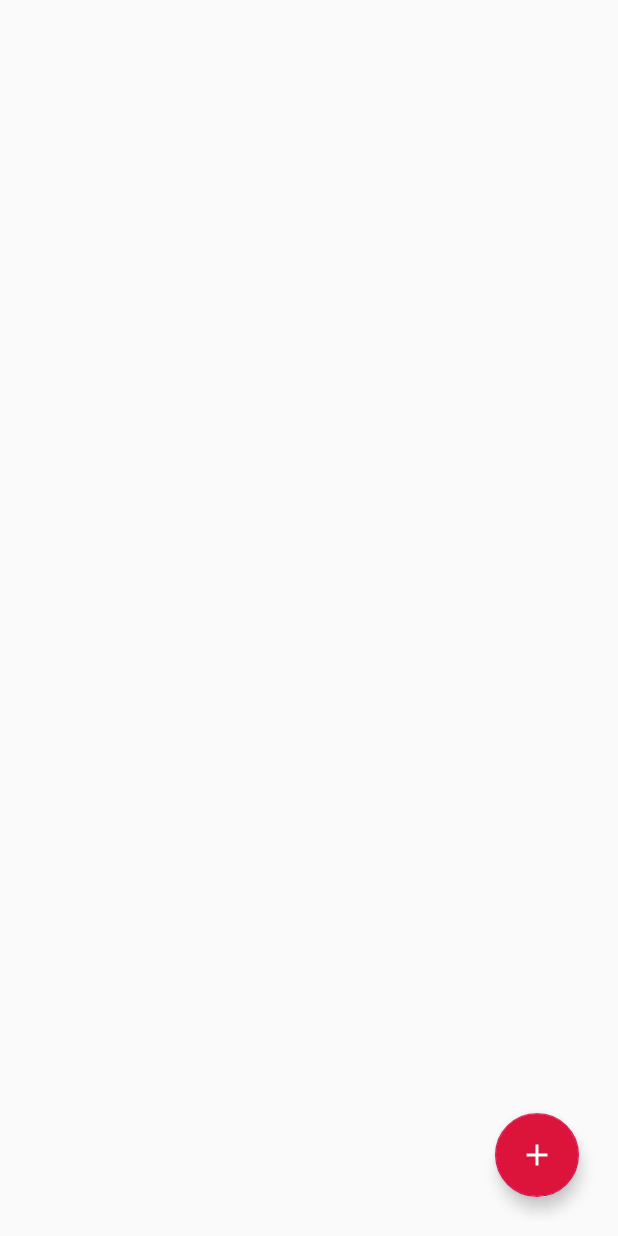
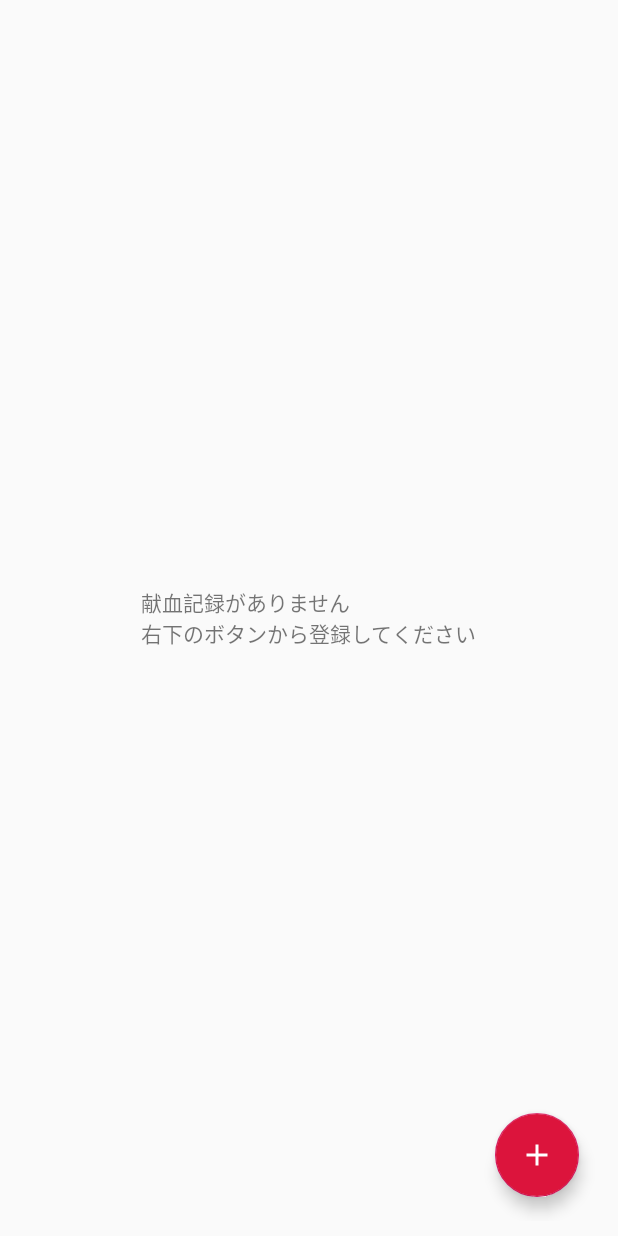
Before and after one commit to ynzbb74q/BloodDonationManagement, an Android app: the layout fragment_blood_donation_list.xml on its own in the app's theme, with its tools: preview values and no code run, on a phone screen of 412 x 824 dp. Run offline under Robolectric (Android 15) with nearby library versions, the phone set to English and light mode, and no system bars.

```diff
--- a/app/src/main/AndroidManifest.xml
+++ b/app/src/main/AndroidManifest.xml
@@ -12,7 +12,7 @@
             android:theme="@style/AppTheme.MyTheme">
         <activity android:name=".BloodDonationSendActivity">
         </activity>
-        <activity android:name=".LoginActivity">
+        <activity android:name=".SettingActivity">
         </activity>
         <activity android:name=".MainActivity">
             <intent-filter>
--- a/app/src/main/java/com/ynzbb74q/bdm/BloodDonationListFragment.kt
+++ b/app/src/main/java/com/ynzbb74q/bdm/BloodDonationListFragment.kt
@@ -32,6 +32,9 @@ class BloodDonationListFragment : Fragment() {
         condition.sortList.put(BloodDonation::date.name, Sort.DESCENDING)
         val bloodDonationList = mRealmHelper.getBloodDonationList(condition) as MutableList
 
+        // 献血リストが存在する場合、データが存在しない文言を非表示
+        if (bloodDonationList.size > 0) textView_noData.visibility = View.GONE
+
         // ListViewの設定
         mListView = view.findViewById(R.id.listView)
         mAdapter = BloodDonationListAdapter(context!!)
--- a/app/src/main/java/com/ynzbb74q/bdm/LoginActivity.kt
+++ b/app/src/main/java/com/ynzbb74q/bdm/SettingActivity.kt
@@ -7,15 +7,15 @@ import android.view.inputmethod.InputMethodManager
 import androidx.appcompat.app.AppCompatActivity
 import com.ynzbb74q.bdm.Data.User
 import com.ynzbb74q.bdm.Helper.RealmHelper
-import kotlinx.android.synthetic.main.activity_login.*
+import kotlinx.android.synthetic.main.activity_setting.*
 
-class LoginActivity : AppCompatActivity() {
+class SettingActivity : AppCompatActivity() {
 
     private var mRealmHelper: RealmHelper = RealmHelper()
 
     override fun onCreate(savedInstanceState: Bundle?) {
         super.onCreate(savedInstanceState)
-        setContentView(R.layout.activity_login)
+        setContentView(R.layout.activity_setting)
 
         // Realmから登録済み情報を取得
         val user = mRealmHelper.getUserInfo()
--- a/app/src/main/res/layout/activity_login.xml
+++ b/app/src/main/res/layout/activity_setting.xml
@@ -9,7 +9,7 @@
         android:paddingRight="10dp"
         android:paddingTop="10dp"
         android:orientation="vertical"
-        tools:context=".LoginActivity">
+        tools:context=".SettingActivity">
     <!--表示名入力-->
     <EditText
             android:id="@+id/edit_createAccountName"
--- a/app/src/main/res/layout/fragment_blood_donation_list.xml
+++ b/app/src/main/res/layout/fragment_blood_donation_list.xml
@@ -16,6 +16,12 @@
             android:layout_height="wrap_content"
             android:divider="@null"
             android:dividerHeight="5dp"/>
+    <TextView
+            android:id="@+id/textView_noData"
+            android:text="献血記録がありません\n右下のボタンから登録してください"
+            android:layout_width="wrap_content"
+            android:layout_height="wrap_content"
+    android:layout_centerInParent="true"/>
     <!--献血結果追加フローティングボタン-->
     <com.google.android.material.floatingactionbutton.FloatingActionButton
             android:id="@+id/fab"
```
Also changed, not shown: app/src/main/java/com/ynzbb74q/bdm/MainFragment.kt (+11 -3 lines).
